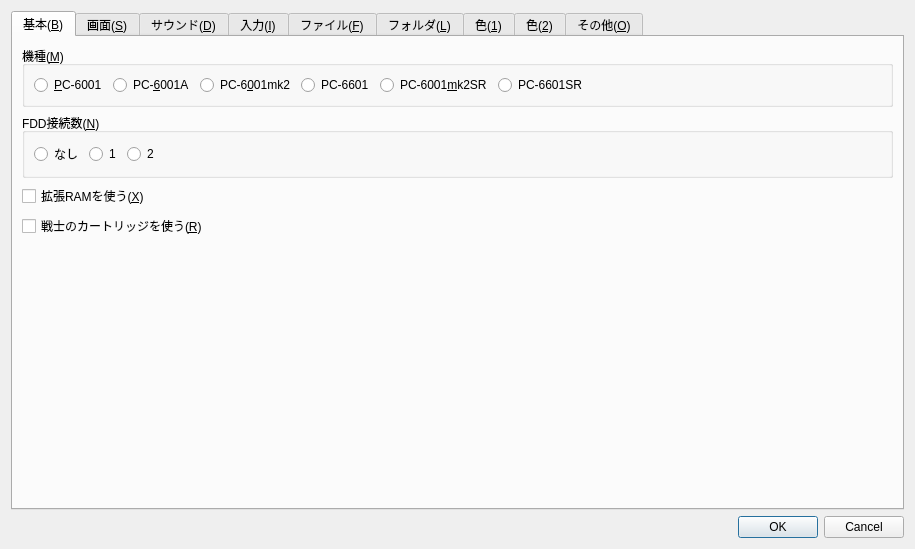
Before: the Qt Designer form src/Qt/configdialog.ui in eighttails/PC6001VX, drawn with Qt 5.
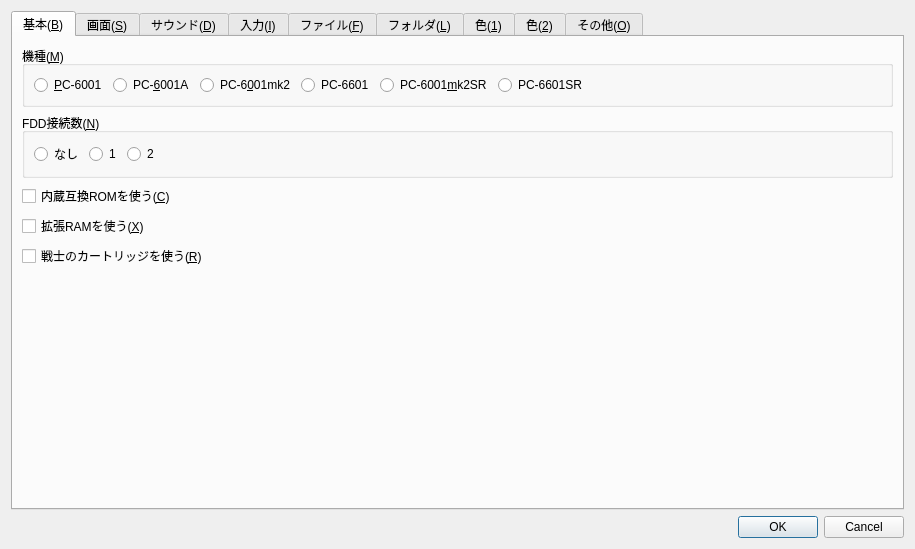
After: the same form once the commit is applied. The open tabs and pages were chosen to show the change. Custom widgets are drawn as their Qt base class.

Commit message: 互換ROMをエミュレータ本体に内蔵し、単体で起動可能になった。

Patch:
```diff
--- a/src/Qt/configdialog.ui
+++ b/src/Qt/configdialog.ui
@@ -40,6 +40,20 @@
        <string>基本(&amp;B)</string>
       </attribute>
       <layout class="QGridLayout" name="gridLayout_2">
+       <item row="4" column="0">
+        <widget class="QCheckBox" name="checkBoxUseSoldier">
+         <property name="text">
+          <string>戦士のカートリッジを使う(&amp;R)</string>
+         </property>
+        </widget>
+       </item>
+       <item row="3" column="0">
+        <widget class="QCheckBox" name="checkBoxExtRam">
+         <property name="text">
+          <string>拡張RAMを使う(&amp;X)</string>
+         </property>
+        </widget>
+       </item>
        <item row="0" column="0">
         <widget class="QGroupBox" name="groupBoxModel">
          <property name="title">
@@ -110,33 +124,6 @@
          </layout>
         </widget>
        </item>
-       <item row="2" column="0">
-        <widget class="QCheckBox" name="checkBoxExtRam">
-         <property name="text">
-          <string>拡張RAMを使う(&amp;X)</string>
-         </property>
-        </widget>
-       </item>
-       <item row="3" column="0">
-        <widget class="QCheckBox" name="checkBoxUseSoldier">
-         <property name="text">
-          <string>戦士のカートリッジを使う(&amp;R)</string>
-         </property>
-        </widget>
-       </item>
-       <item row="5" column="0">
-        <spacer name="verticalSpacer">
-         <property name="orientation">
-          <enum>Qt::Vertical</enum>
-         </property>
-         <property name="sizeHint" stdset="0">
-          <size>
-           <width>20</width>
-           <height>40</height>
-          </size>
-         </property>
-        </spacer>
-       </item>
        <item row="1" column="0">
         <widget class="QGroupBox" name="groupBoxFDD">
          <property name="title">
@@ -183,6 +170,26 @@
          </layout>
         </widget>
        </item>
+       <item row="6" column="0">
+        <spacer name="verticalSpacer">
+         <property name="orientation">
+          <enum>Qt::Vertical</enum>
+         </property>
+         <property name="sizeHint" stdset="0">
+          <size>
+           <width>20</width>
+           <height>40</height>
+          </size>
+         </property>
+        </spacer>
+       </item>
+       <item row="2" column="0">
+        <widget class="QCheckBox" name="checkBoxCompatibleRomMode">
+         <property name="text">
+          <string>内蔵互換ROMを使う(&amp;C)</string>
+         </property>
+        </widget>
+       </item>
       </layout>
      </widget>
      <widget class="QWidget" name="tabScreen">
```
Left out of the diff: 2 changed lines with no effect on the pictures. The commit also changes 49 other files.
